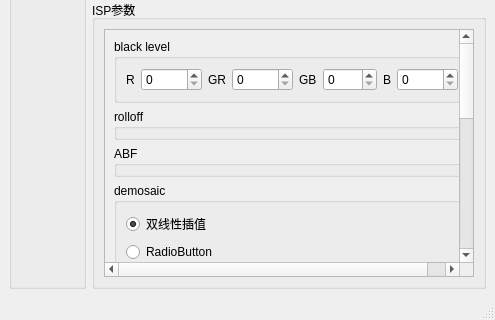
First picture: the form in tools/rawimageeditor/rawimageeditor_window.ui, repository xiaoqinxing/ImageTools, before the edit; both pictures show x 0 to 495 and y 257 to 577 of the 495 by 577 pixel window.
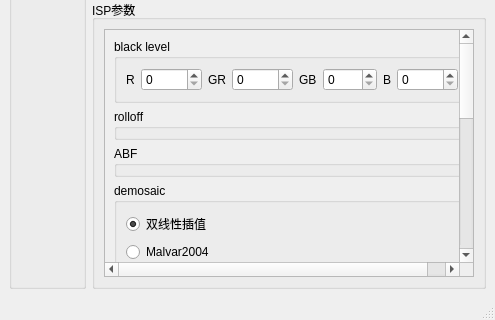
Second picture: the form after the edit.

```diff
--- a/tools/rawimageeditor/rawimageeditor_window.ui
+++ b/tools/rawimageeditor/rawimageeditor_window.ui
@@ -698,8 +698,11 @@
                 <item row="2" column="0">
                  <widget class="QRadioButton" name="radioButton_3">
                   <property name="text">
-                   <string>RadioButton</string>
+                   <string>Malvar2004</string>
                   </property>
+                  <property name="checked">
+                   <bool>false</bool>
+                  </property>
                   <attribute name="buttonGroup">
                    <string notr="true">buttonGroup</string>
                   </attribute>
```
Left out of the diff: 20 changed lines with no effect on the pictures.
